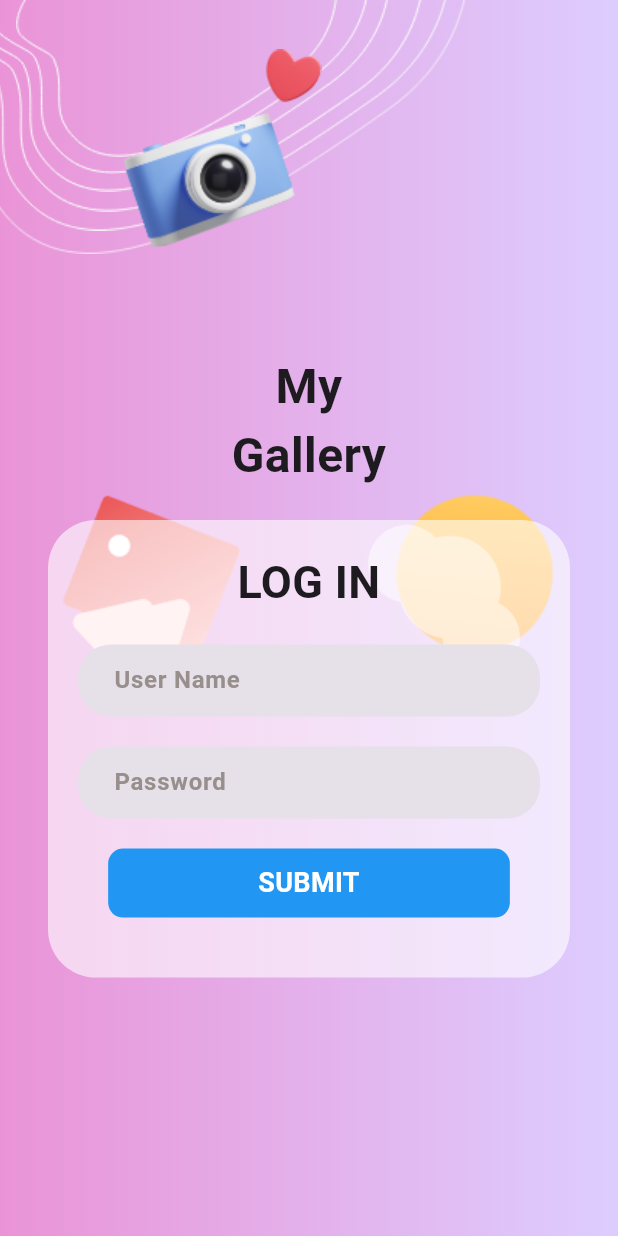
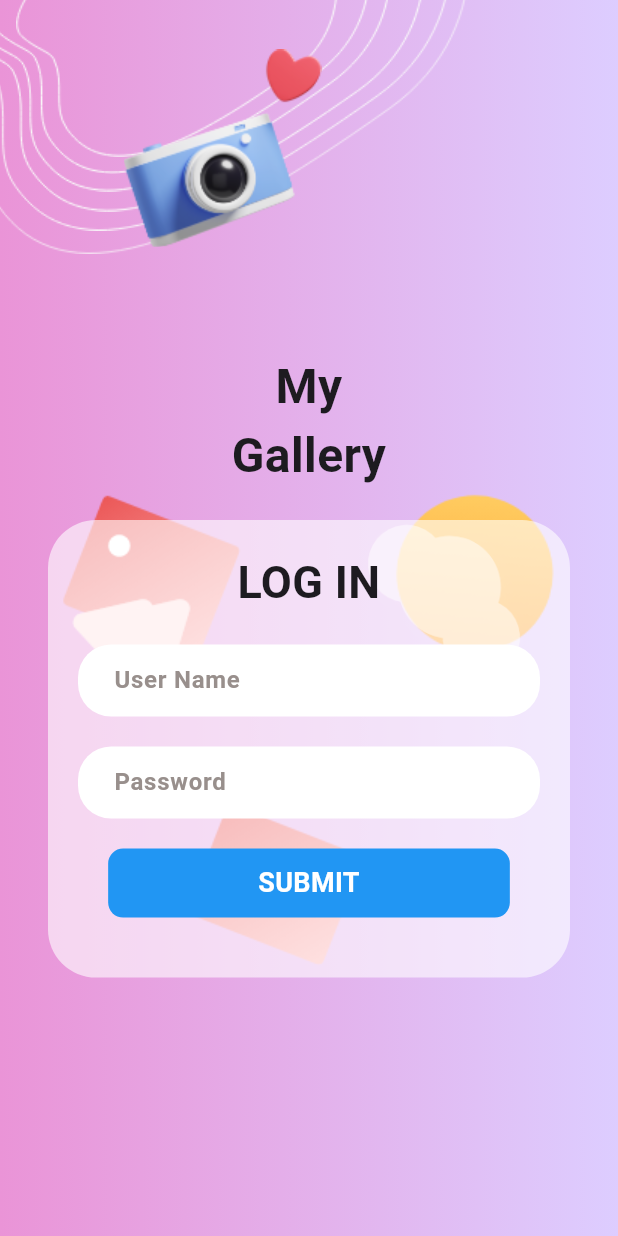
Before and after one commit to MustafaSheeha/ProMinaTask, a Flutter app: the screen it shows after launch, on a phone screen of 412 x 824 dp. Run offline on Flutter 3.47's test engine with Material 3 defaults, Android fonts, the phone set to English and light mode, and no system bars; our stand-ins replace get; project files that could hold a hidden picture were left out.

Commit message:
Add image asset and update text form field widget style
Added a new image asset to the login view and updated the style of the text form field widget by adding a white fill color.

```diff
--- a/lib/features/login/view/login_view.dart
+++ b/lib/features/login/view/login_view.dart
@@ -27,6 +27,10 @@ class LoginView extends StatelessWidget {
             const GradientContainer(),
             const CurvedCircleListWidget(),
             const LoveCamerPhotographyWidget(),
+            Positioned(
+                top: Get.height * 0.65,
+                left: Get.width * 0.3,
+                child: Image.asset(Assets.imagesRectangle12)),
             Positioned(
                 top: Get.height * 0.4,
                 left: Get.width * 0.1,
--- a/lib/features/login/view/widgets/text_form_field_widget.dart
+++ b/lib/features/login/view/widgets/text_form_field_widget.dart
@@ -1,4 +1,5 @@
 import 'package:flutter/material.dart';
+import 'package:promina_gallery_task/core/constants/app_colors.dart';
 
 import '../../../../core/constants/app_text_styles.dart';
 
@@ -16,6 +17,7 @@ class TextFormFieldWidget extends StatelessWidget {
         decoration: InputDecoration(
           contentPadding: const EdgeInsets.only(left: 20),
           filled: true,
+          fillColor:AppColors.white ,
           enabledBorder: borderDecoration(),
           focusedBorder: borderDecoration(),
           errorBorder: borderDecoration(),
```
